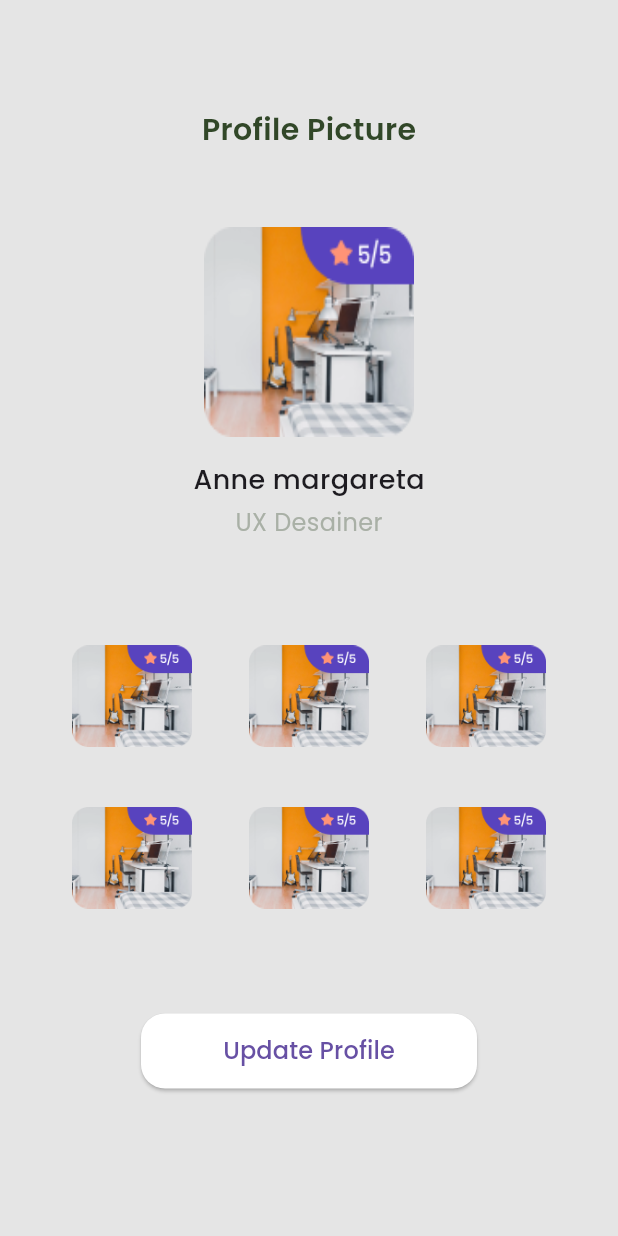
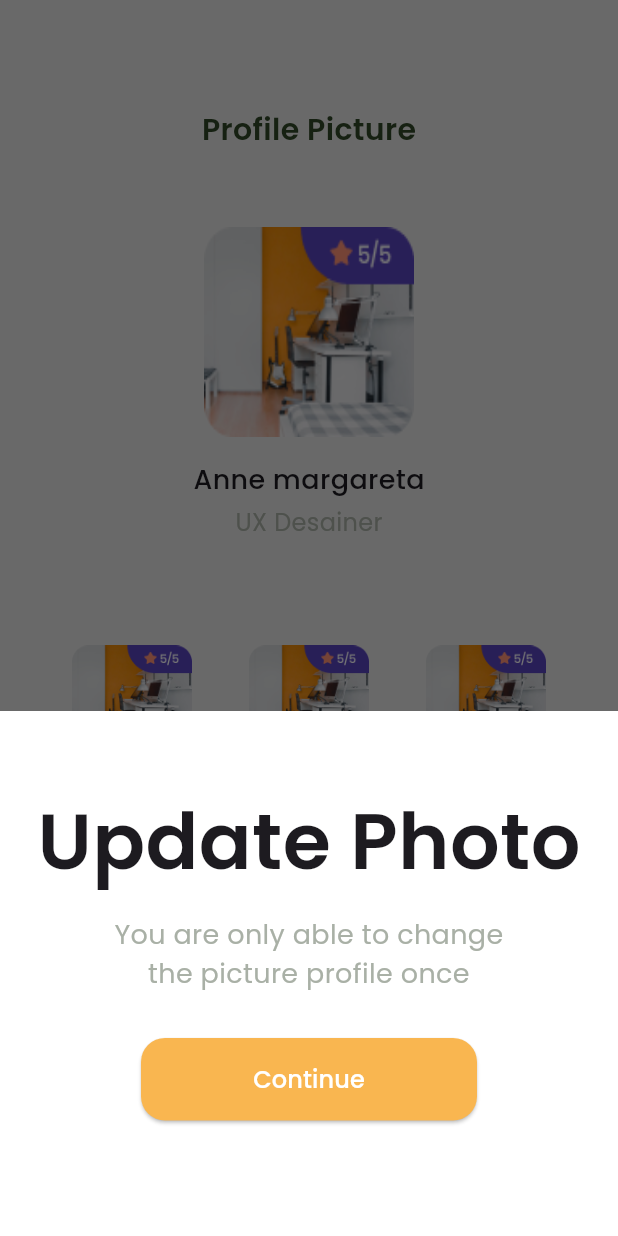
Before and after one commit to prasetyodidi/flutter_basic, a Flutter app: the screen it shows after launch, after a tap on "Update Profile", on a phone screen of 412 x 824 dp. Run offline on Flutter 3.47's test engine with Material 3 defaults, Android fonts, the phone set to English and light mode, and no system bars; our stand-ins replace google_fonts.

Commit message:
feat: modal bottom sheet

```diff
--- a/lib/pages/home_page.dart
+++ b/lib/pages/home_page.dart
@@ -73,17 +73,68 @@ class HomePage extends StatelessWidget {
                 width: 224,
                 height: 50,
                 child: ElevatedButton(
-                  onPressed: (){},
-                  child: Text('Update Profile', style: TextStyle(fontSize: 16, fontWeight: FontWeight.w500),),
+                  onPressed: () {
+                    showModalBottomSheet(
+                        context: context,
+                        builder: (context) {
+                          return Container(
+                            width: double.infinity,
+                            height: 350,
+                            padding: EdgeInsets.symmetric(vertical: 50),
+                            color: whiteColor,
+                            child: Column(
+                              children: [
+                                Text(
+                                  'Update Photo',
+                                  style: TextStyle(
+                                      fontSize: 52,
+                                      fontWeight: FontWeight.w600),
+                                ),
+                                SizedBox(height: 12),
+                                Text(
+                                  'You are only able to change\nthe picture profile once',
+                                  style:
+                                      TextStyle(color: greyColor, fontSize: 18),
+                                  textAlign: TextAlign.center,
+                                ),
+                                SizedBox(height: 30),
+                                Container(
+                                  width: 224,
+                                  height: 55,
+                                  child: ElevatedButton(
+                                    onPressed: () {},
+                                    child: Text('Continue',
+                                        style: TextStyle(
+                                            color: whiteColor,
+                                            fontSize: 16,
+                                            fontWeight: FontWeight.w500)),
+                                    style: ElevatedButton.styleFrom(
+                                      shape: RoundedRectangleBorder(
+                                          borderRadius:
+                                              BorderRadius.circular(16)),
+                                      backgroundColor: orangeColor,
+                                    ),
+                                  ),
+                                )
+                              ],
+                            ),
+                          );
+                        });
+                  },
+                  child: Text(
+                    'Update Profile',
+                    style: TextStyle(fontSize: 16, fontWeight: FontWeight.w500),
+                  ),
                   style: ElevatedButton.styleFrom(
                     backgroundColor: whiteColor,
                     shape: RoundedRectangleBorder(
-                      borderRadius: BorderRadius.circular(16)
-                    ),
+                        borderRadius: BorderRadius.circular(16)),
                   ),
                 ),
               ),
-              SizedBox(height: 76,)
+              SizedBox(
+                height: 76,
+              )
             ],
           ),
         ),
```
